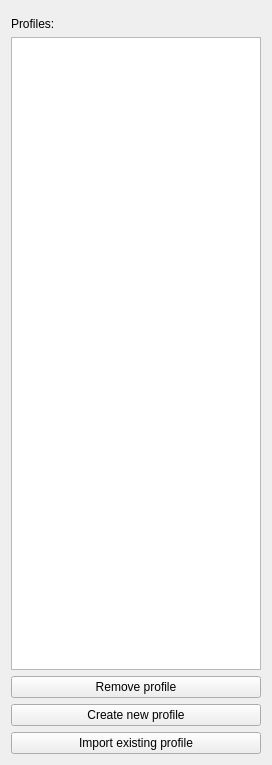
bpozdena/OneDriveGUI, file src/ui/settings.ui: the form before one commit.
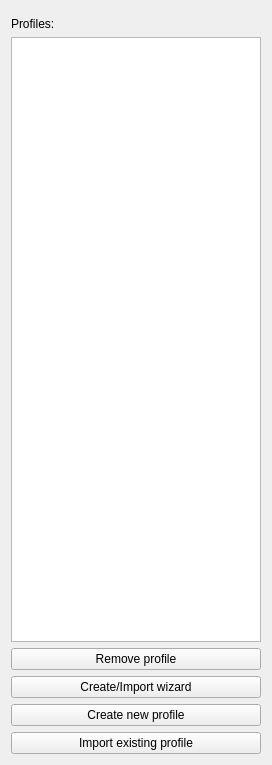
The form after the commit.

Commit message: -implemented 'Browse' button functionality -several small GUI adjustments

The edit to the form file:
```diff
--- a/src/ui/settings.ui
+++ b/src/ui/settings.ui
@@ -51,6 +51,13 @@
          </property>
         </widget>
        </item>
+       <item>
+        <widget class="QPushButton" name="pushButton_create_import">
+         <property name="text">
+          <string>Create/Import wizard</string>
+         </property>
+        </widget>
+       </item>
        <item>
         <widget class="QPushButton" name="pushButton_open_create">
          <property name="text">
```
The commit also changes 12 other files.
